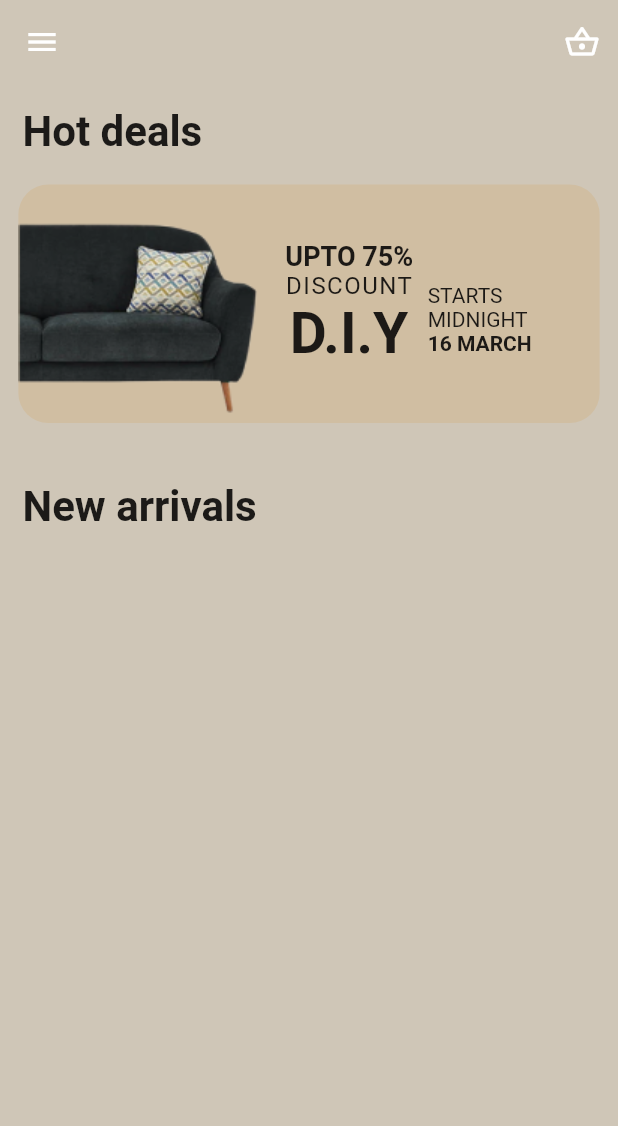
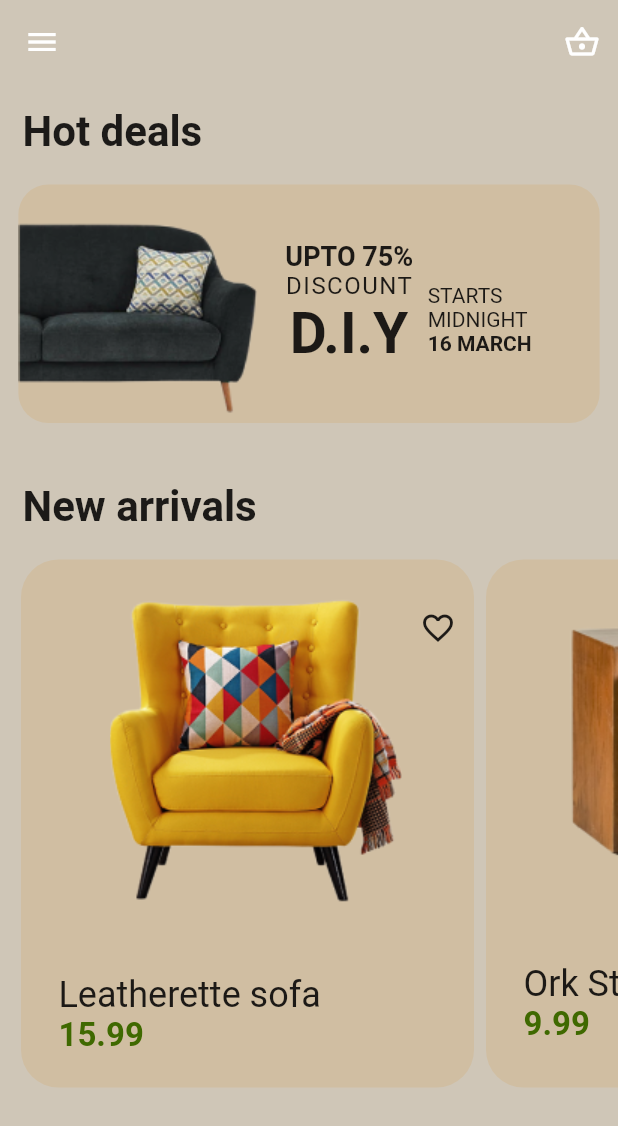
Before and after one commit to RAZMES2009/furniture_shop, a Flutter app: the MainShopScreen screen opened by its route, on a phone screen of 412 x 824 dp. Shown: the top 1126 px of the screen. Run offline on Flutter 3.47's test engine with Material 2 defaults, Android fonts, the phone set to English and light mode, and no system bars; Roboto replaces fonts that are missing (OldStandartTT).

Commit message:
added new arrivals widget and build models products

```diff
--- /dev/null
+++ b/lib/models/product.dart
@@ -0,0 +1,17 @@
+class Product {
+  String id;
+  String imgPath;
+  String name;
+  String description;
+  double price;
+  bool isFavorited;
+
+  Product({
+    required this.id,
+    required this.imgPath,
+    required this.name,
+    required this.description,
+    required this.price,
+    this.isFavorited = false,
+  });
+}
--- a/lib/widgets/new_arrivals.dart
+++ b/lib/widgets/new_arrivals.dart
@@ -1,10 +1,31 @@
 import 'package:flutter/material.dart';
+
+import '../models/product.dart';
 
 class NewArrivals extends StatelessWidget {
   const NewArrivals({Key? key}) : super(key: key);
 
   @override
   Widget build(BuildContext context) {
+    final List<Product> _list_products = [
+      Product(
+        id: 'p1',
+        imgPath: 'assets/img/carousel_img.png',
+        name: 'Leatherette sofa',
+        description:
+            'Get additional 15% instant discount upto \$10 maximum on selected products',
+        price: 15.99,
+      ),
+      Product(
+        id: 'p2',
+        imgPath: 'assets/img/carousel_img2.png',
+        name: 'Ork Stool',
+        description:
+            'Get additional 15% instant discount upto \$10 maximum on selected products',
+        price: 9.99,
+      ),
+    ];
+
     return Padding(
       padding: const EdgeInsets.only(top: 20.0),
       child: SizedBox(
@@ -19,9 +40,64 @@ class NewArrivals extends StatelessWidget {
                 style: TextStyle(fontSize: 28, fontWeight: FontWeight.bold),
               ),
             ),
-            // ListView.builder(itemCount: 3, itemBuilder: (ctx, i){
-
-            // },),
+            Padding(
+              padding: const EdgeInsets.only(left: 10.0),
+              child: SizedBox(
+                width: double.infinity,
+                height: 360,
+                child: ListView.builder(
+                  scrollDirection: Axis.horizontal,
+                  itemCount: _list_products.length,
+                  itemBuilder: (BuildContext ctx, int i) => SizedBox(
+                    width: 310,
+                    height: 350,
+                    child: Card(
+                      elevation: 0,
+                      shape: RoundedRectangleBorder(
+                        borderRadius: BorderRadius.circular(25),
+                      ),
+                      color: const Color.fromRGBO(208, 190, 162, 1),
+                      child: Column(
+                        crossAxisAlignment: CrossAxisAlignment.start,
+                        mainAxisAlignment: MainAxisAlignment.spaceAround,
+                        children: [
+                          Row(
+                            crossAxisAlignment: CrossAxisAlignment.start,
+                            mainAxisAlignment: MainAxisAlignment.end,
+                            children: [
+                              Image.asset(_list_products[i].imgPath),
+                              IconButton(
+                                  onPressed: () {},
+                                  icon:
+                                      const Icon(Icons.favorite_outline_sharp))
+                            ],
+                          ),
+                          Padding(
+                            padding: const EdgeInsets.only(left: 25.0),
+                            child: Column(
+                              crossAxisAlignment: CrossAxisAlignment.start,
+                              children: [
+                                Text(
+                                  _list_products[i].name,
+                                  style: const TextStyle(fontSize: 24),
+                                ),
+                                Text(
+                                  _list_products[i].price.toString(),
+                                  style: const TextStyle(
+                                      fontSize: 22,
+                                      fontWeight: FontWeight.bold,
+                                      color: Color.fromRGBO(63, 105, 0, 1)),
+                                ),
+                              ],
+                            ),
+                          ),
+                        ],
+                      ),
+                    ),
+                  ),
+                ),
+              ),
+            ),
           ],
         ),
       ),
```
Also changed, not shown: assets/img/carousel_img.png (added), assets/img/carousel_img2.png (added).
